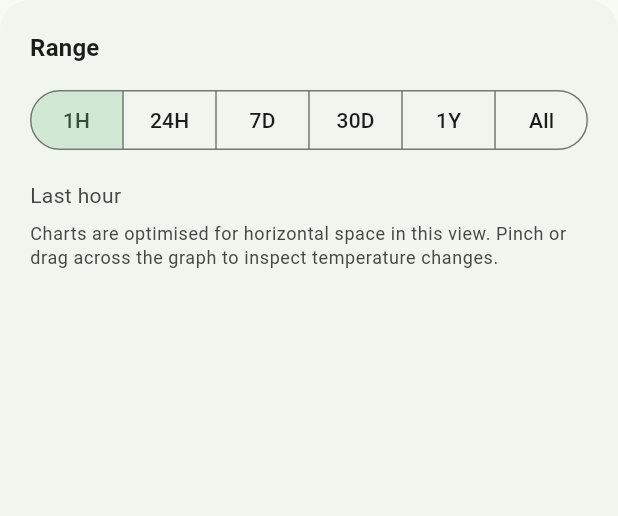
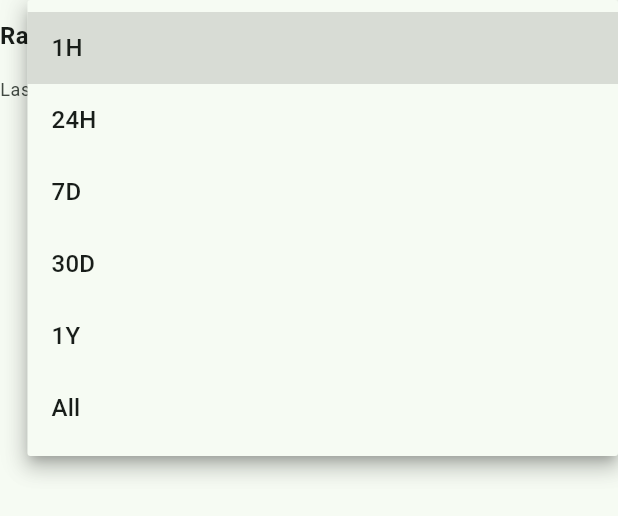
Before and after one commit to ghsi011/FarmCtl, a Flutter app: the _HistoryControls widget shown alone on an empty page, opened directly with empty values, after a tap on "1H", on a phone screen of 412 x 824 dp. Shown: the top 516 px of the screen. Run offline on Flutter 3.47's test engine with Material 3 defaults, Android fonts, the phone set to English and light mode, and no system bars; our stand-ins replace dio, drift, fl_chart, flutter_local_notifications, flutter_riverpod, go_router and 1 more; missing offline and left inert: android_alarm_manager_plus, dio_smart_retry, workmanager; accounts and stored records are empty; generated files the repository leaves out were written again; statements that could not run were skipped.

Commit message:
Refactor thermostat history controls for landscape orientation
- Moved history range selection to the AppBar in landscape mode to maximize chart space.
- Removed legacy landscape controls and updated layout for improved usability.
- Adjusted padding and spacing for better visual consistency.
- Updated description text for clarity in user interactions.

```diff
--- a/app/lib/features/thermostats/view/thermostat_history_fullscreen_page.dart
+++ b/app/lib/features/thermostats/view/thermostat_history_fullscreen_page.dart
@@ -76,6 +76,7 @@ class _ThermostatHistoryFullscreenPageState
     );
 
     final thermostatName = summaryAsync.asData?.value?.thermostat.name;
+    final orientation = MediaQuery.of(context).orientation;
 
     return Scaffold(
       appBar: AppBar(
@@ -90,6 +91,31 @@ class _ThermostatHistoryFullscreenPageState
               : 'Thermostat history',
         ),
         actions: [
+          if (orientation == Orientation.landscape)
+            Padding(
+              padding: const EdgeInsets.symmetric(vertical: 8, horizontal: 8),
+              child: ConstrainedBox(
+                constraints: const BoxConstraints(maxWidth: 140),
+                child: DropdownButtonHideUnderline(
+                  child: DropdownButton<ThermostatHistoryRange>(
+                    value: _range,
+                    isExpanded: true,
+                    onChanged: (value) {
+                      if (value != null) {
+                        setState(() => _range = value);
+                      }
+                    },
+                    items: [
+                      for (final option in ThermostatHistoryRange.values)
+                        DropdownMenuItem(
+                          value: option,
+                          child: Text(option.label),
+                        ),
+                    ],
+                  ),
+                ),
+              ),
+            ),
           IconButton(
             onPressed: refreshAsync.isLoading ? null : _refreshHistory,
             icon: refreshAsync.isLoading
@@ -119,13 +145,7 @@ class _ThermostatHistoryFullscreenPageState
                 child: Column(
                   crossAxisAlignment: CrossAxisAlignment.stretch,
                   children: [
-                    _LandscapeHistoryControls(
-                      range: _range,
-                      onRangeChanged: (range) {
-                        setState(() => _range = range);
-                      },
-                    ),
-                    const SizedBox(height: 16),
+                    // Controls moved to AppBar in landscape to maximise chart space
                     Expanded(child: chart),
                   ],
                 ),
@@ -142,7 +162,7 @@ class _ThermostatHistoryFullscreenPageState
                       setState(() => _range = range);
                     },
                   ),
-                  const SizedBox(height: 16),
+                  const SizedBox(height: 8),
                   Expanded(child: chart),
                 ],
               ),
@@ -154,11 +174,10 @@ class _ThermostatHistoryFullscreenPageState
   }
 }
 
-class _LandscapeHistoryControls extends StatelessWidget {
-  const _LandscapeHistoryControls({
-    required this.range,
-    required this.onRangeChanged,
-  });
+// Legacy landscape controls removed; controls now live in the AppBar.
+
+class _HistoryControls extends StatelessWidget {
+  const _HistoryControls({required this.range, required this.onRangeChanged});
 
   final ThermostatHistoryRange range;
   final ValueChanged<ThermostatHistoryRange> onRangeChanged;
@@ -168,6 +187,7 @@ class _LandscapeHistoryControls extends StatelessWidget {
     final theme = Theme.of(context);
     final colorScheme = theme.colorScheme;
 
+    // Compact, single-row controls to maximise vertical space for the chart
     return Column(
       crossAxisAlignment: CrossAxisAlignment.start,
       children: [
@@ -179,7 +199,7 @@ class _LandscapeHistoryControls extends StatelessWidget {
                 fontWeight: FontWeight.w600,
               ),
             ),
-            const SizedBox(width: 16),
+            const SizedBox(width: 12),
             Expanded(
               child: DropdownButtonHideUnderline(
                 child: DropdownButton<ThermostatHistoryRange>(
@@ -202,84 +222,14 @@ class _LandscapeHistoryControls extends StatelessWidget {
             ),
           ],
         ),
-        const SizedBox(height: 8),
+        const SizedBox(height: 4),
         Text(
           range.description,
-          style: theme.textTheme.bodyMedium?.copyWith(
-            color: colorScheme.onSurfaceVariant,
-          ),
-        ),
-        const SizedBox(height: 4),
-        Text(
-          'Pinch or drag across the graph to inspect temperature changes.',
           style: theme.textTheme.bodySmall?.copyWith(
             color: colorScheme.onSurfaceVariant,
           ),
         ),
       ],
-    );
-  }
-}
-
-class _HistoryControls extends StatelessWidget {
-  const _HistoryControls({required this.range, required this.onRangeChanged});
-
-  final ThermostatHistoryRange range;
-  final ValueChanged<ThermostatHistoryRange> onRangeChanged;
-
-  @override
-  Widget build(BuildContext context) {
-    final theme = Theme.of(context);
-    final colorScheme = theme.colorScheme;
-
-    return Card(
-      child: Padding(
-        padding: const EdgeInsets.all(20),
-        child: Column(
-          crossAxisAlignment: CrossAxisAlignment.start,
-          children: [
-            Text(
-              'Range',
-              style: theme.textTheme.titleMedium?.copyWith(
-                fontWeight: FontWeight.w600,
-              ),
-            ),
-            const SizedBox(height: 12),
-            SegmentedButton<ThermostatHistoryRange>(
-              showSelectedIcon: false,
-              segments: [
-                for (final option in ThermostatHistoryRange.values)
-                  ButtonSegment(
-                    value: option,
-                    label: Text(option.label),
-                    tooltip: option.description,
-                  ),
-              ],
-              selected: {range},
-              onSelectionChanged: (selection) {
-                if (selection.isEmpty) {
-                  return;
-                }
-                onRangeChanged(selection.first);
-              },
-            ),
-            const SizedBox(height: 16),
-            Text(
-              range.description,
-              style: theme.textTheme.bodyMedium?.copyWith(
-                color: colorScheme.onSurfaceVariant,
-              ),
-            ),
-            const SizedBox(height: 8),
-            Text(
-              'Charts are optimised for horizontal space in this view. Pinch or drag across the graph to inspect temperature changes.',
-              style: theme.textTheme.bodySmall?.copyWith(
-                color: colorScheme.onSurfaceVariant,
-              ),
-            ),
-          ],
-        ),
-      ),
     );
   }
 }
@@ -306,7 +256,7 @@ class _HistoryChartPane extends StatelessWidget {
         if (refreshAsync.isLoading) const LinearProgressIndicator(minHeight: 2),
         Expanded(
           child: Padding(
-            padding: const EdgeInsets.all(24),
+            padding: const EdgeInsets.symmetric(horizontal: 12, vertical: 8),
             child: historyAsync.when(
               data: (samples) => ThermostatHistoryChart(
                 samples: samples,
```
